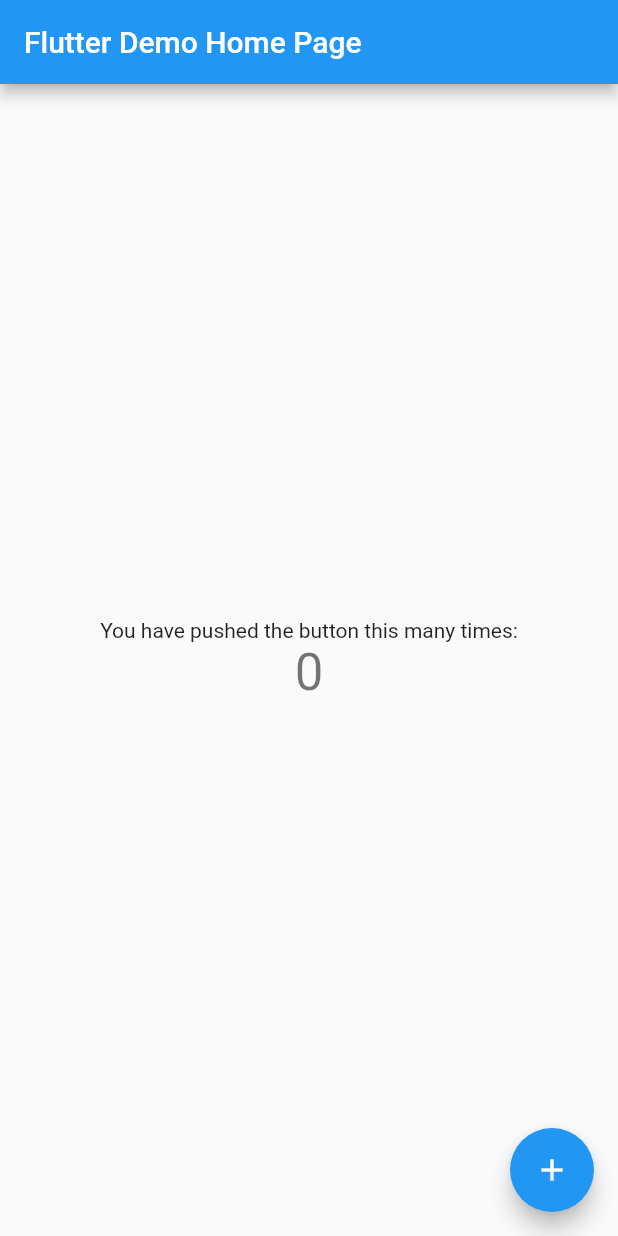
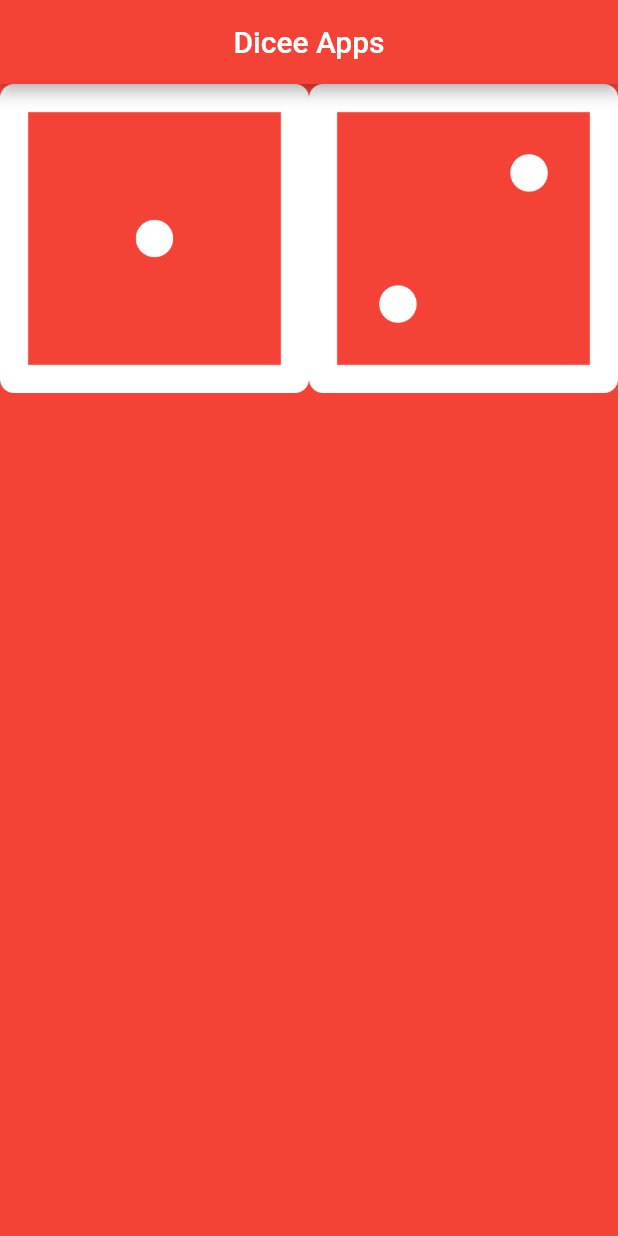
Before and after one commit to jabed3700/Dicee-Flutter-App, a Flutter app: the screen it shows after launch, on a phone screen of 412 x 824 dp. Run offline on Flutter 3.47's test engine with Material 2 defaults, Android fonts, the phone set to English and light mode, and no system bars.

Commit message:
Using the expanded widget to create flexible layouts

```diff
--- a/lib/main.dart
+++ b/lib/main.dart
@@ -1,113 +1,38 @@
+import 'dart:math';
 import 'package:flutter/material.dart';
 
 void main() {
-  runApp(MyApp());
+  return runApp(
+    MaterialApp(
+      home: Scaffold(
+        backgroundColor: Colors.red,
+        appBar: AppBar(
+          title: Text('Dicee Apps'),
+          backgroundColor: Colors.red,
+          centerTitle: true,
+        ),
+        body: DicePage(),
+      ),
+    ),
+  );
 }
 
-class MyApp extends StatelessWidget {
-  // This widget is the root of your application.
+class DicePage extends StatelessWidget {
+  const DicePage({Key? key}) : super(key: key);
+
   @override
   Widget build(BuildContext context) {
-    return MaterialApp(
-      title: 'Flutter Demo',
-      theme: ThemeData(
-        // This is the theme of your application.
-        //
-        // Try running your application with "flutter run". You'll see the
-        // application has a blue toolbar. Then, without quitting the app, try
-        // changing the primarySwatch below to Colors.green and then invoke
-        // "hot reload" (press "r" in the console where you ran "flutter run",
-        // or simply save your changes to "hot reload" in a Flutter IDE).
-        // Notice that the counter didn't reset back to zero; the application
-        // is not restarted.
-        primarySwatch: Colors.blue,
-      ),
-      home: MyHomePage(title: 'Flutter Demo Home Page'),
+    return Row(
+      children: [
+        Expanded(
+          child: Image.asset('images/dice1.png'),
+        ),
+        Expanded(
+          child: Image(
+            image: AssetImage('images/dice2.png'),
+          ),
+        )
+      ],
     );
   }
 }
-
-class MyHomePage extends StatefulWidget {
-  MyHomePage({Key? key, required this.title}) : super(key: key);
-
-  // This widget is the home page of your application. It is stateful, meaning
-  // that it has a State object (defined below) that contains fields that affect
-  // how it looks.
-
-  // This class is the configuration for the state. It holds the values (in this
-  // case the title) provided by the parent (in this case the App widget) and
-  // used by the build method of the State. Fields in a Widget subclass are
-  // always marked "final".
-
-  final String title;
-
-  @override
-  _MyHomePageState createState() => _MyHomePageState();
-}
-
-class _MyHomePageState extends State<MyHomePage> {
-  int _counter = 0;
-
-  void _incrementCounter() {
-    setState(() {
-      // This call to setState tells the Flutter framework that something has
-      // changed in this State, which causes it to rerun the build method below
-      // so that the display can reflect the updated values. If we changed
-      // _counter without calling setState(), then the build method would not be
-      // called again, and so nothing would appear to happen.
-      _counter++;
-    });
-  }
-
-  @override
-  Widget build(BuildContext context) {
-    // This method is rerun every time setState is called, for instance as done
-    // by the _incrementCounter method above.
-    //
-    // The Flutter framework has been optimized to make rerunning build methods
-    // fast, so that you can just rebuild anything that needs updating rather
-    // than having to individually change instances of widgets.
-    return Scaffold(
-      appBar: AppBar(
-        // Here we take the value from the MyHomePage object that was created by
-        // the App.build method, and use it to set our appbar title.
-        title: Text(widget.title),
-      ),
-      body: Center(
-        // Center is a layout widget. It takes a single child and positions it
-        // in the middle of the parent.
-        child: Column(
-          // Column is also a layout widget. It takes a list of children and
-          // arranges them vertically. By default, it sizes itself to fit its
-          // children horizontally, and tries to be as tall as its parent.
-          //
-          // Invoke "debug painting" (press "p" in the console, choose the
-          // "Toggle Debug Paint" action from the Flutter Inspector in Android
-          // Studio, or the "Toggle Debug Paint" command in Visual Studio Code)
-          // to see the wireframe for each widget.
-          //
-          // Column has various properties to control how it sizes itself and
-          // how it positions its children. Here we use mainAxisAlignment to
-          // center the children vertically; the main axis here is the vertical
-          // axis because Columns are vertical (the cross axis would be
-          // horizontal).
-          mainAxisAlignment: MainAxisAlignment.center,
-          children: <Widget>[
-            Text(
-              'You have pushed the button this many times:',
-            ),
-            Text(
-              '$_counter',
-              style: Theme.of(context).textTheme.headline4,
-            ),
-          ],
-        ),
-      ),
-      floatingActionButton: FloatingActionButton(
-        onPressed: _incrementCounter,
-        tooltip: 'Increment',
-        child: Icon(Icons.add),
-      ), // This trailing comma makes auto-formatting nicer for build methods.
-    );
-  }
-}
--- a/pubspec.yaml
+++ b/pubspec.yaml
@@ -45,8 +45,8 @@ flutter:
   uses-material-design: true
 
   # To add assets to your application, add an assets section, like this:
-  # assets:
-  #   - images/a_dot_burr.jpeg
+  assets:
+     - images/
   #   - images/a_dot_ham.jpeg
 
   # An image asset can refer to one or more resolution-specific "variants", see
```
Also changed, not shown: images/dice1.png (added), images/dice2.png (added), images/dice3.png (added), images/dice4.png (added), images/dice5.png (added), images/dice6.png (added).
